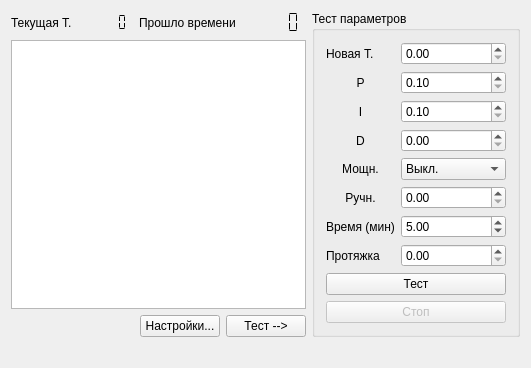
Before: the Qt Designer form asec_temperature/asec_temperature.ui in lierdakil/masec, drawn with Qt 5.
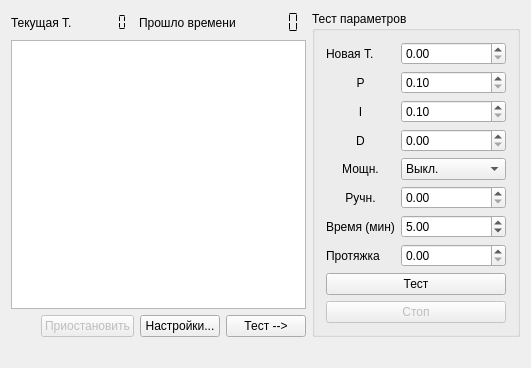
After: the same form once the commit is applied.

What changed in the file:
```diff
--- a/asec_temperature/asec_temperature.ui
+++ b/asec_temperature/asec_temperature.ui
@@ -6,7 +6,7 @@
    <rect>
     <x>0</x>
     <y>0</y>
-    <width>496</width>
+    <width>498</width>
     <height>338</height>
    </rect>
   </property>
@@ -89,6 +89,16 @@
            </property>
           </spacer>
          </item>
+         <item>
+          <widget class="QPushButton" name="btPause">
+           <property name="enabled">
+            <bool>false</bool>
+           </property>
+           <property name="text">
+            <string>Приостановить</string>
+           </property>
+          </widget>
+         </item>
          <item>
           <widget class="QPushButton" name="btSettings">
            <property name="text">
```
